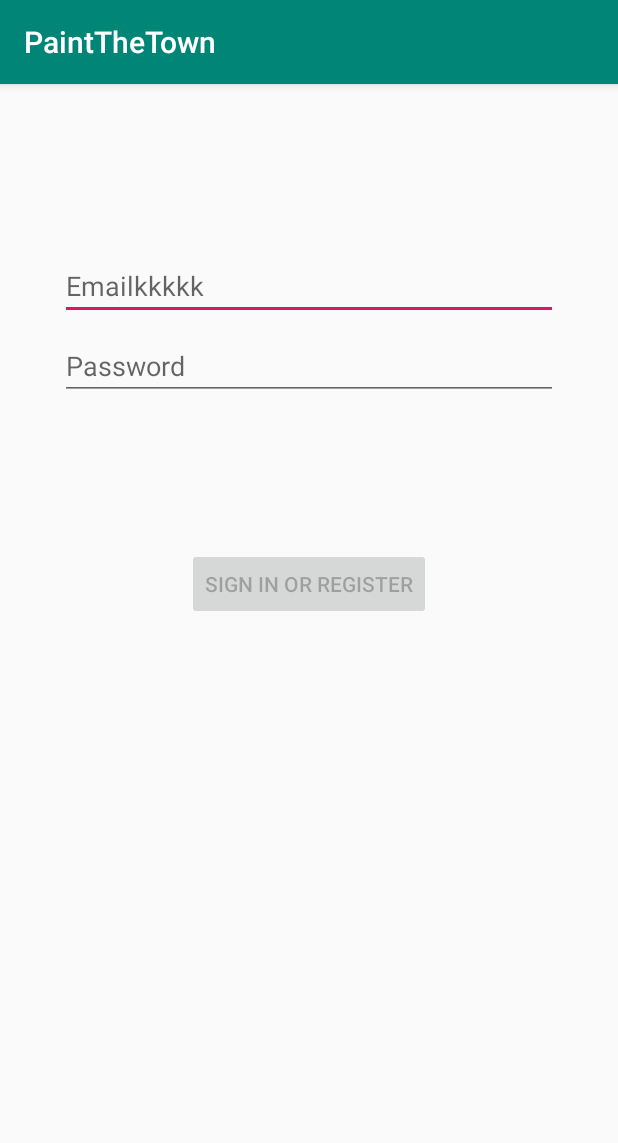
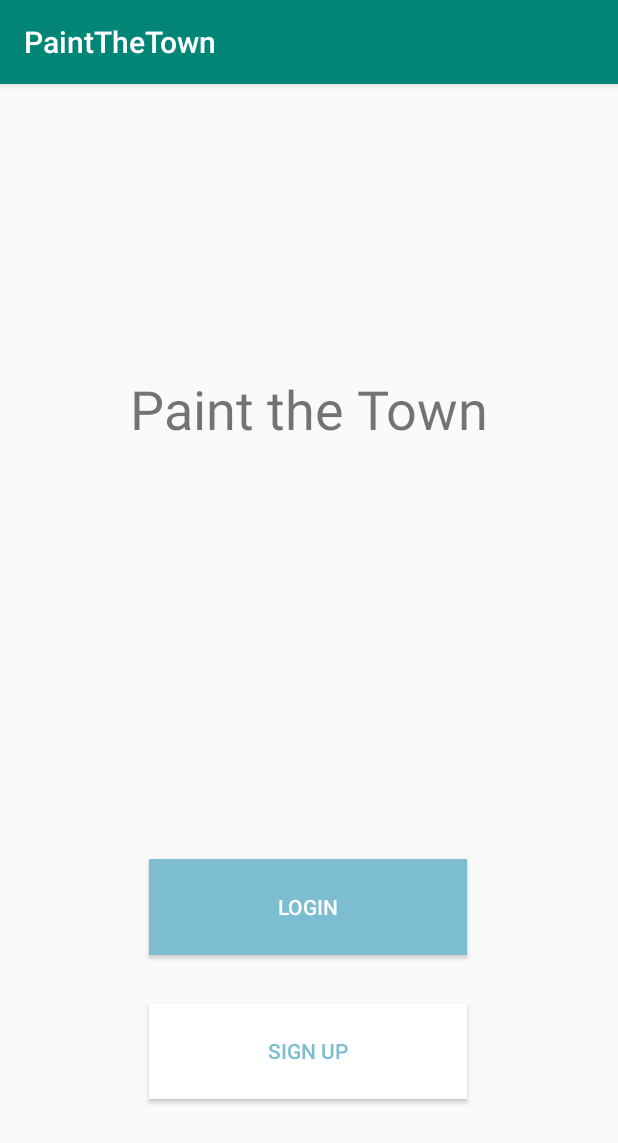
Before and after one commit to marilynmao/Paint-the-Town, an Android app: the screen it shows after launch (LoginActivity before the commit, WelcomeActivity after it), on a phone screen of 412 x 824 dp. Shown: the top 1143 px of the screen. Run offline under Robolectric (Android 15) with nearby library versions, the phone set to English and light mode, and no system bars.

Commit message:
Linking activities

```diff
--- a/app/src/main/AndroidManifest.xml
+++ b/app/src/main/AndroidManifest.xml
@@ -9,8 +9,9 @@
         android:roundIcon="@mipmap/ic_launcher_round"
         android:supportsRtl="true"
         android:theme="@style/AppTheme">
+
         <activity
-            android:name=".ui.login.LoginActivity"
+            android:name=".WelcomeActivity"
             android:label="@string/app_name">
             <intent-filter>
                 <action android:name="android.intent.action.MAIN" />
@@ -18,6 +19,8 @@
                 <category android:name="android.intent.category.LAUNCHER" />
             </intent-filter>
         </activity>
+        <activity android:name=".ui.login.LoginActivity" />
+        <activity android:name=".CreateAccountActivity"></activity>
     </application>
 
 </manifest>
--- /dev/null
+++ b/app/src/main/java/com/example/paintthetown/WelcomeActivity.java
@@ -0,0 +1,30 @@
+package com.example.paintthetown;
+
+import androidx.appcompat.app.AppCompatActivity;
+
+import android.content.Intent;
+import android.os.Bundle;
+import android.view.View;
+
+import com.example.paintthetown.ui.login.LoginActivity;
+//import com.example.paintthetown.ui.signup.CreateAccountActivity;
+
+
+public class WelcomeActivity extends AppCompatActivity {
+    Intent intent;
+    @Override
+    protected void onCreate(Bundle savedInstanceState) {
+        super.onCreate(savedInstanceState);
+        setContentView(R.layout.activity_welcome);
+    }
+    public void loginScreen(View view){
+        intent = new Intent(this, LoginActivity.class);
+        startActivity(intent);
+    }
+
+    public void signupScreen(View view){
+        intent = new Intent(this, CreateAccountActivity.class);
+        startActivity(intent);
+    }
+
+}
--- /dev/null
+++ b/app/src/main/res/layout/activity_welcome.xml
@@ -0,0 +1,47 @@
+<?xml version="1.0" encoding="utf-8"?>
+<androidx.constraintlayout.widget.ConstraintLayout xmlns:android="http://schemas.android.com/apk/res/android"
+    xmlns:app="http://schemas.android.com/apk/res-auto"
+    xmlns:tools="http://schemas.android.com/tools"
+    android:layout_width="match_parent"
+    android:layout_height="match_parent"
+    tools:context=".WelcomeActivity">
+
+    <Button
+        android:id="@+id/signupButton"
+        android:layout_width="212dp"
+        android:layout_height="64dp"
+        android:layout_marginTop="32dp"
+        android:background="#FFFFFF"
+        android:onClick="signupScreen"
+        android:text="@string/sign_up"
+        android:textColor="#7DBDD1"
+        app:layout_constraintEnd_toEndOf="parent"
+        app:layout_constraintHorizontal_bias="0.497"
+        app:layout_constraintStart_toStartOf="parent"
+        app:layout_constraintTop_toBottomOf="@+id/loginButton" />
+
+    <TextView
+        android:id="@+id/appLabel"
+        android:layout_width="wrap_content"
+        android:layout_height="wrap_content"
+        android:layout_marginTop="192dp"
+        android:text="@string/paint_the_town"
+        android:textSize="36sp"
+        app:layout_constraintEnd_toEndOf="parent"
+        app:layout_constraintStart_toStartOf="parent"
+        app:layout_constraintTop_toTopOf="parent" />
+
+    <Button
+        android:id="@+id/loginButton"
+        android:layout_width="212dp"
+        android:layout_height="64dp"
+        android:layout_marginTop="276dp"
+        android:background="#7DBDD1"
+        android:onClick="loginScreen"
+        android:text="@string/login"
+        android:textColor="#FFFFFF"
+        app:layout_constraintEnd_toEndOf="parent"
+        app:layout_constraintHorizontal_bias="0.497"
+        app:layout_constraintStart_toStartOf="parent"
+        app:layout_constraintTop_toBottomOf="@+id/appLabel" />
+</androidx.constraintlayout.widget.ConstraintLayout>
--- a/app/src/main/res/values/strings.xml
+++ b/app/src/main/res/values/strings.xml
@@ -1,7 +1,7 @@
 <resources>
     <string name="app_name">PaintTheTown</string>
     <!-- Strings related to login -->
-    <string name="prompt_email">Emailkkkkk</string>
+    <string name="prompt_email">Email</string>
     <string name="prompt_password">Password</string>
     <string name="action_sign_in">Sign in or register</string>
     <string name="action_sign_in_short">Sign in</string>
@@ -9,4 +9,12 @@
     <string name="invalid_username">Not a valid username</string>
     <string name="invalid_password">Password must be >5 characters</string>
     <string name="login_failed">"Login failed"</string>
+    <string name="paint_the_town">Paint the Town</string>
+    <string name="login">login</string>
+    <string name="sign_up">sign up</string>
+    <string name="create_account">Create Account</string>
+    <string name="username">Username</string>
+    <string name="re_enter_password">Re-enter Password</string>
+    <string name="phone_number">Phone Number</string>
+    <string name="register_account">Register Account</string>
 </resources>
```
Also changed, not shown: app/src/main/java/com/example/paintthetown/CreateAccountActivity.java (added, +15 -0 lines), app/src/main/res/layout/activity_create_account.xml (added, +99 -0 lines).
